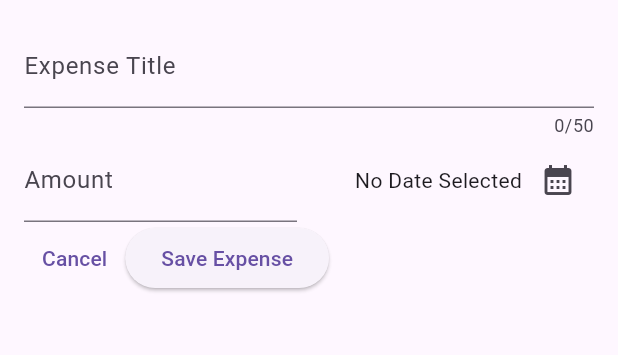
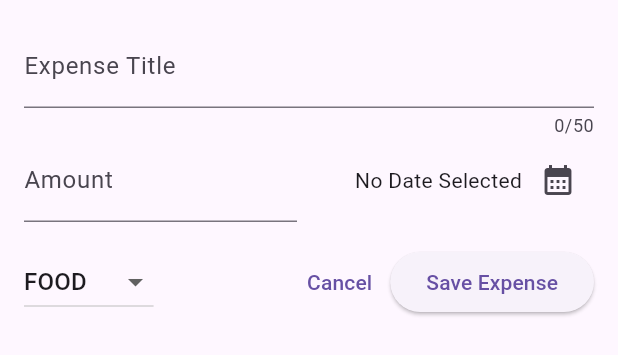
Before and after one commit to Haldiant/expense_tracker, a Flutter app: the NewExpense widget shown alone on an empty page, opened directly, on a phone screen of 412 x 824 dp. Shown: the top 355 px of the screen. Run offline on Flutter 3.47's test engine with Material 3 defaults, Android fonts, the phone set to English and light mode, and no system bars.

Commit message:
Add category selection dropdown to NewExpense widget

```diff
--- a/lib/widgets/new_expense.dart
+++ b/lib/widgets/new_expense.dart
@@ -12,6 +12,7 @@ class _NewExpenseState extends State<NewExpense> {
   final _titleController = TextEditingController();
   final _amountController = TextEditingController();
   DateTime? _selectedDate;
+  Category? _selectedCategory = Category.food;
 
   void _presentDatePicker() async {
     final now = DateTime.now();
@@ -82,8 +83,33 @@ class _NewExpenseState extends State<NewExpense> {
               ),
             ],
           ),
+          SizedBox(
+            height: 16,
+          ),
           Row(
             children: [
+              DropdownButton(
+                value: _selectedCategory,
+                items: Category.values
+                    .map(
+                      (category) => DropdownMenuItem(
+                        value: category,
+                        child: Text(
+                          category.name.toUpperCase(),
+                        ),
+                      ),
+                    )
+                    .toList(),
+                onChanged: (value) {
+                  if (value == null) {
+                    return;
+                  }
+                  setState(() {
+                    _selectedCategory = value;
+                  });
+                },
+              ),
+              Spacer(),
               TextButton(
                 onPressed: () {
                   Navigator.pop(context);
```
